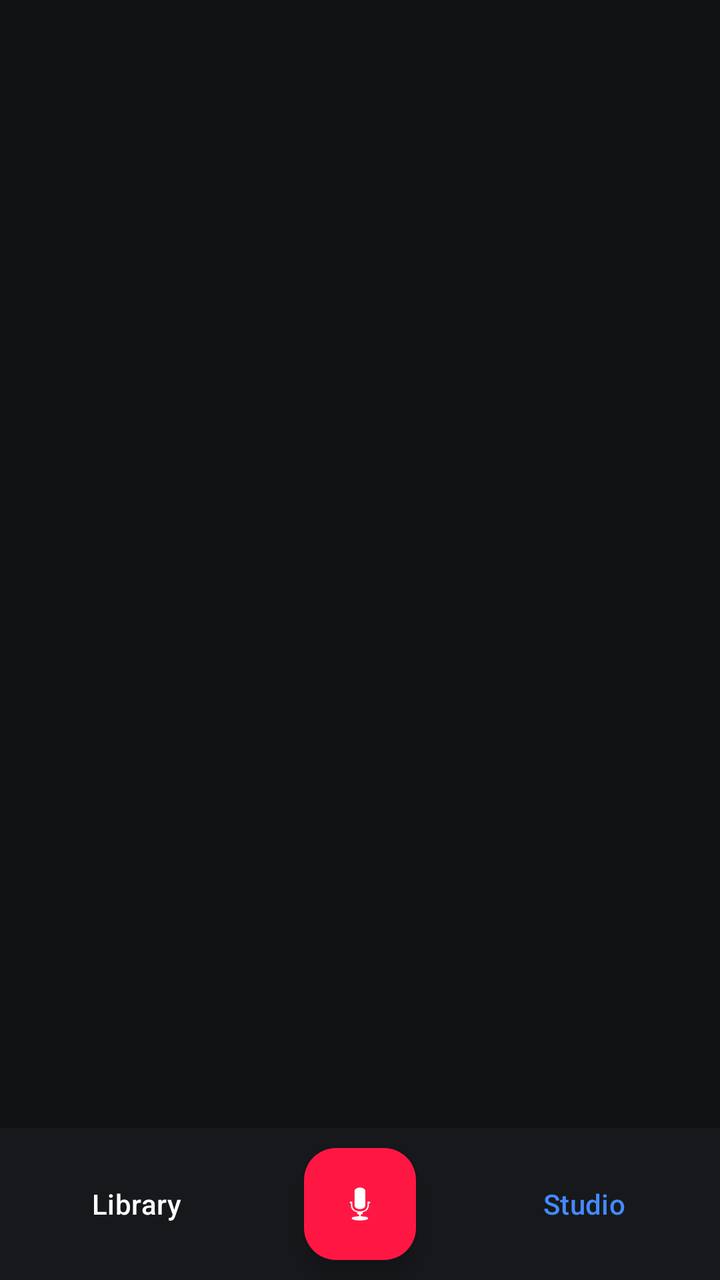
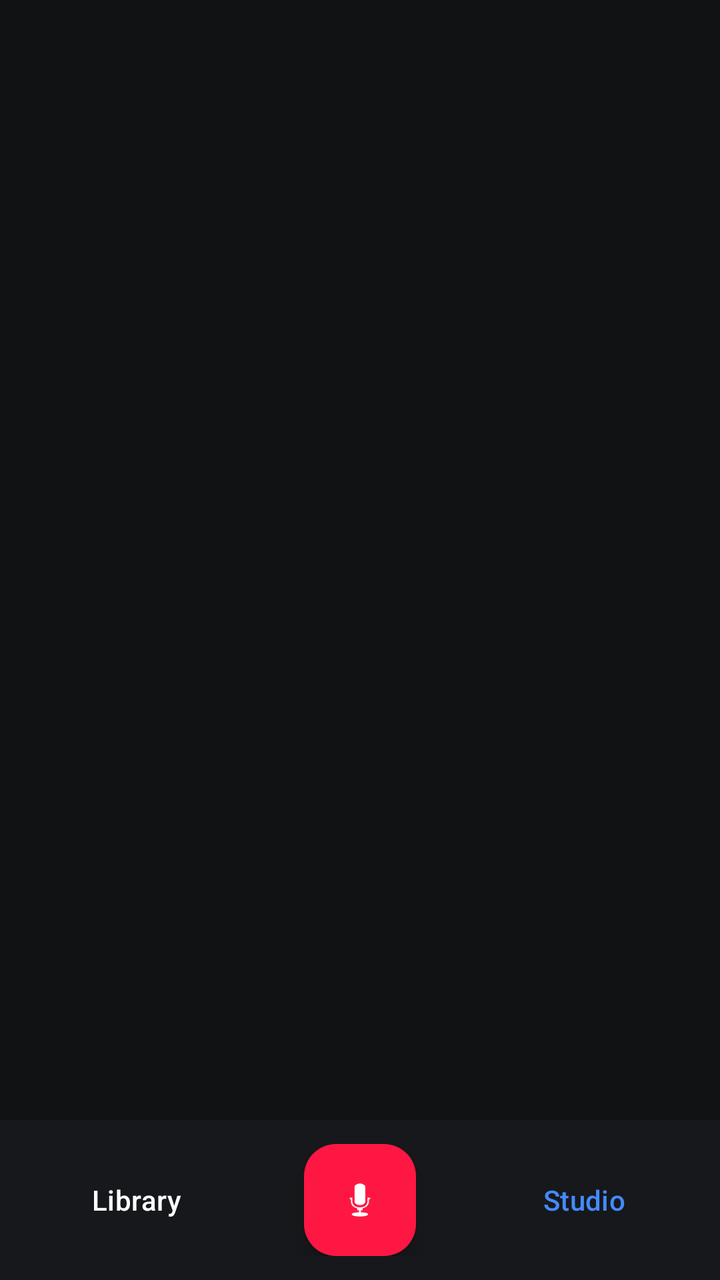

Before-and-after screenshots of an Android layout around one commit, followed by the original layout XML and the change that was made.
<!-- AndroidManifest.xml: application theme Theme.AudioRecorder -->
<!-- res/layout/activity_main.xml -->
<?xml version="1.0" encoding="utf-8"?>
<androidx.constraintlayout.widget.ConstraintLayout
    xmlns:android="http://schemas.android.com/apk/res/android"
    xmlns:app="http://schemas.android.com/apk/res-auto"
    android:layout_width="match_parent"
    android:layout_height="match_parent"
    android:background="#101214">

    
    <androidx.fragment.app.FragmentContainerView
        android:id="@+id/fragmentContainer"
        android:layout_width="0dp"
        android:layout_height="0dp"
        app:layout_constraintTop_toTopOf="parent"
        app:layout_constraintBottom_toTopOf="@+id/bottomDock"
        app:layout_constraintStart_toStartOf="parent"
        app:layout_constraintEnd_toEndOf="parent" />

    
    <LinearLayout
        android:id="@+id/bottomDock"
        android:layout_width="0dp"
        android:layout_height="76dp"
        android:orientation="horizontal"
        android:gravity="center"
        android:background="#16181B"
        android:paddingHorizontal="24dp"
        app:layout_constraintBottom_toBottomOf="parent"
        app:layout_constraintStart_toStartOf="parent"
        app:layout_constraintEnd_toEndOf="parent">

        
        <Button
            android:id="@+id/btnNavLibrary"
            style="@style/Widget.Material3.Button.TextButton"
            android:layout_width="wrap_content"
            android:layout_height="wrap_content"
            android:text="Library"
            android:textColor="#FFFFFF" />

        <View
            android:layout_width="0dp"
            android:layout_height="1dp"
            android:layout_weight="1" />

        
        <com.google.android.material.floatingactionbutton.FloatingActionButton
            android:id="@+id/fabRecord"
            android:layout_width="wrap_content"
            android:layout_height="wrap_content"
            android:backgroundTint="#FF1744"
            app:tint="#FFFFFF"
            android:src="@android:drawable/ic_btn_speak_now"
            app:fabSize="normal"
            android:contentDescription="Record" />

        
        <LinearLayout
            android:id="@+id/layoutActiveControls"
            android:layout_width="wrap_content"
            android:layout_height="wrap_content"
            android:orientation="horizontal"
            android:gravity="center"
            android:visibility="gone">

            <com.google.android.material.floatingactionbutton.FloatingActionButton
                android:id="@+id/fabPauseResume"
                android:layout_width="wrap_content"
                android:layout_height="wrap_content"
                android:layout_marginEnd="16dp"
                android:backgroundTint="#FFD600"
                app:tint="#121416"
                android:src="@android:drawable/ic_media_pause"
                app:fabSize="mini"
                android:contentDescription="Pause or Resume" />

            <com.google.android.material.floatingactionbutton.FloatingActionButton
                android:id="@+id/fabStop"
                android:layout_width="wrap_content"
                android:layout_height="wrap_content"
                android:backgroundTint="#FF1744"
                app:tint="#FFFFFF"
                android:src="@android:drawable/ic_menu_save"
                app:fabSize="normal"
                android:contentDescription="Stop and Save" />
        </LinearLayout>

        <View
            android:layout_width="0dp"
            android:layout_height="1dp"
            android:layout_weight="1" />

        <Button
            android:id="@+id/btnNavStudio"
            style="@style/Widget.Material3.Button.TextButton"
            android:layout_width="wrap_content"
            android:layout_height="wrap_content"
            android:text="Studio"
            android:textColor="#448AFF" />
    </LinearLayout>

</androidx.constraintlayout.widget.ConstraintLayout>
<!-- resources referenced by this layout -->
<resources>
  <style name="Theme.AudioRecorder" parent="Theme.Material3.DayNight.NoActionBar" />
</resources>

<!-- the commit's change to res/layout/activity_main.xml (unified diff, before → after) -->
@@ -2,6 +2,7 @@
 <androidx.constraintlayout.widget.ConstraintLayout
     xmlns:android="http://schemas.android.com/apk/res/android"
     xmlns:app="http://schemas.android.com/apk/res-auto"
+    android:id="@+id/rootContainer"
     android:layout_width="match_parent"
     android:layout_height="match_parent"
     android:background="#101214">
@@ -20,11 +21,14 @@
     <LinearLayout
         android:id="@+id/bottomDock"
         android:layout_width="0dp"
-        android:layout_height="76dp"
+        android:layout_height="wrap_content"
+        android:minHeight="76dp"
         android:orientation="horizontal"
         android:gravity="center"
         android:background="#16181B"
         android:paddingHorizontal="24dp"
+        android:paddingTop="12dp"
+        android:paddingBottom="12dp"
         app:layout_constraintBottom_toBottomOf="parent"
         app:layout_constraintStart_toStartOf="parent"
         app:layout_constraintEnd_toEndOf="parent">
